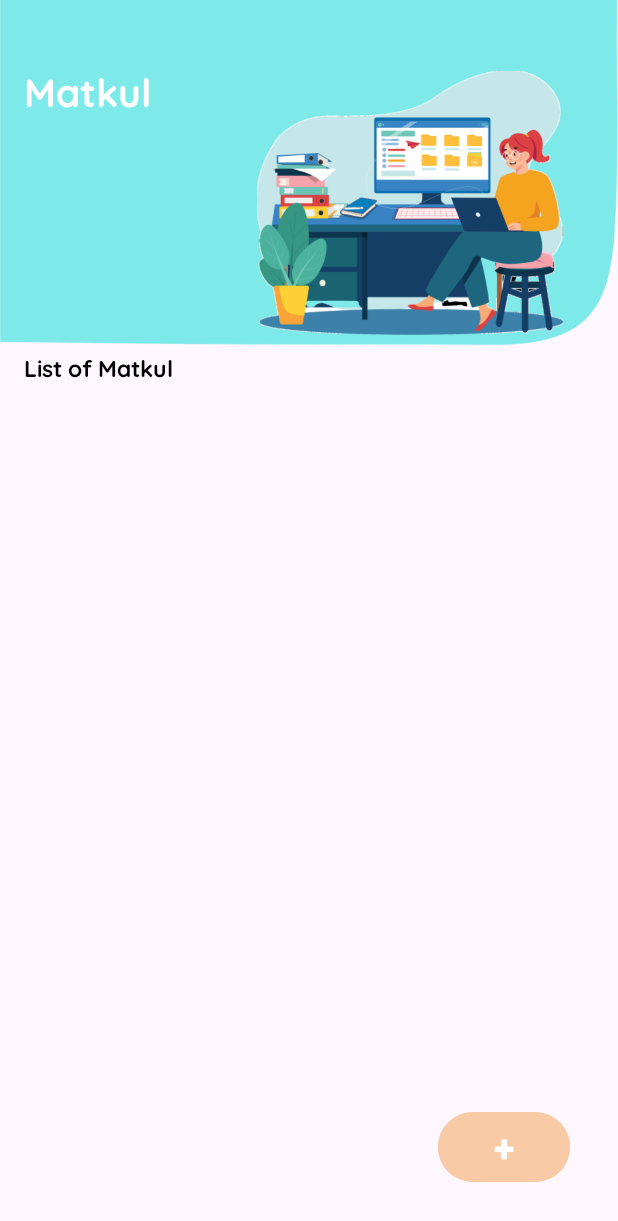
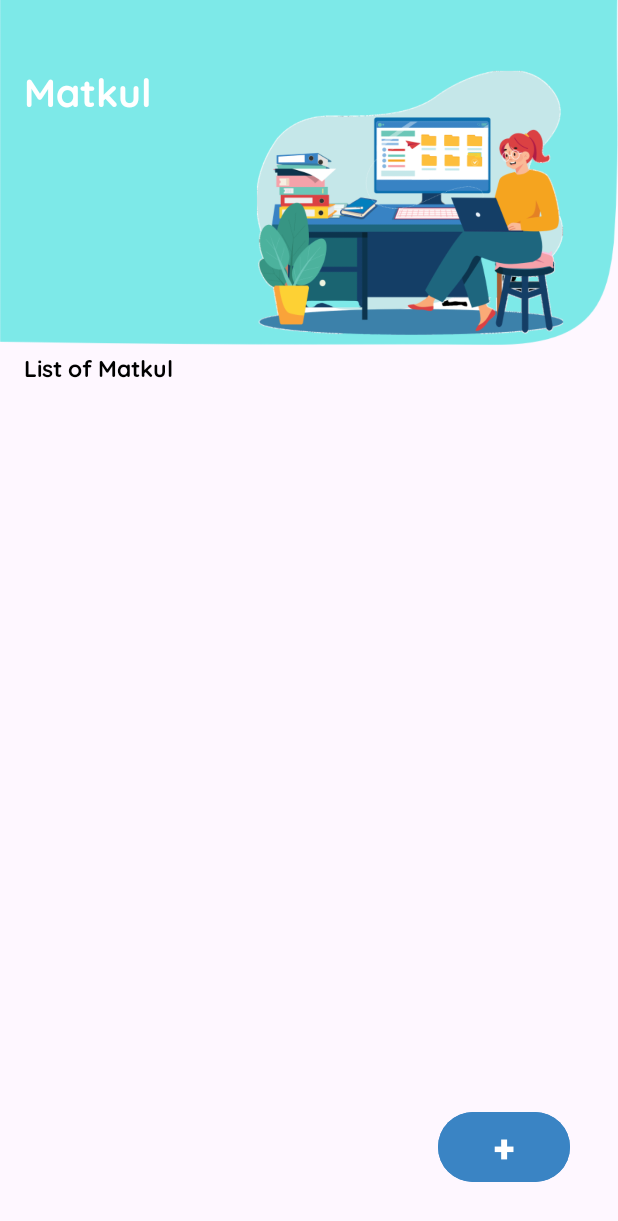
Before and after one commit to alyazahs/ToDoList, an Android app: the MatkulActivity screen opened directly, with no data from a screen before it, on a phone screen of 412 x 824 dp. Shown: the top 1221 px of the screen. Run offline under Robolectric (Android 15) with nearby library versions, the light colour scheme and no system bars; our stand-ins replace Room's generated code.

Commit message:
update bosqu

```diff
--- a/app/src/main/res/layout/activity_matkul.xml
+++ b/app/src/main/res/layout/activity_matkul.xml
@@ -65,7 +65,7 @@
         android:textSize="25dp"
         android:textStyle="bold"
         android:textColor="@color/white"
-        android:backgroundTint="@color/brown"
+        android:backgroundTint="#3A84C4"
         app:layout_constraintBottom_toBottomOf="parent"
         app:layout_constraintEnd_toEndOf="parent" />
 </androidx.constraintlayout.widget.ConstraintLayout>
--- a/app/src/main/res/layout/activity_tugas.xml
+++ b/app/src/main/res/layout/activity_tugas.xml
@@ -78,7 +78,7 @@
         android:textSize="25dp"
         android:textStyle="bold"
         android:textColor="@color/white"
-        android:backgroundTint="@color/brown"
+        android:backgroundTint="#3A84C4"
         app:layout_constraintBottom_toBottomOf="parent"
         app:layout_constraintEnd_toEndOf="parent" />
 </androidx.constraintlayout.widget.ConstraintLayout>
--- a/app/src/main/res/layout/activity_user.xml
+++ b/app/src/main/res/layout/activity_user.xml
@@ -65,7 +65,7 @@
         android:textSize="25dp"
         android:textStyle="bold"
         android:textColor="@color/white"
-        android:backgroundTint="@color/brown"
+        android:backgroundTint="#3A84C4"
         app:layout_constraintBottom_toBottomOf="parent"
         app:layout_constraintEnd_toEndOf="parent" />
 </androidx.constraintlayout.widget.ConstraintLayout>
```
